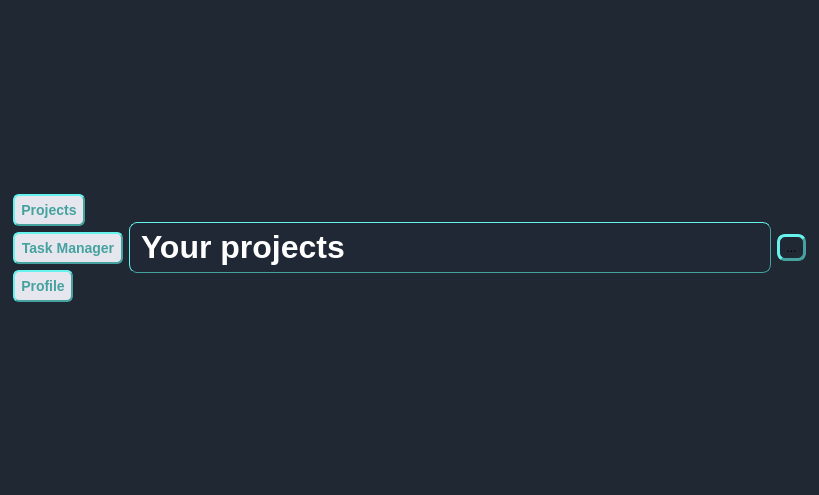
Old version of the form ui/MainWindowProjects.ui in the repository kiozet/TaskManagerWithAI.
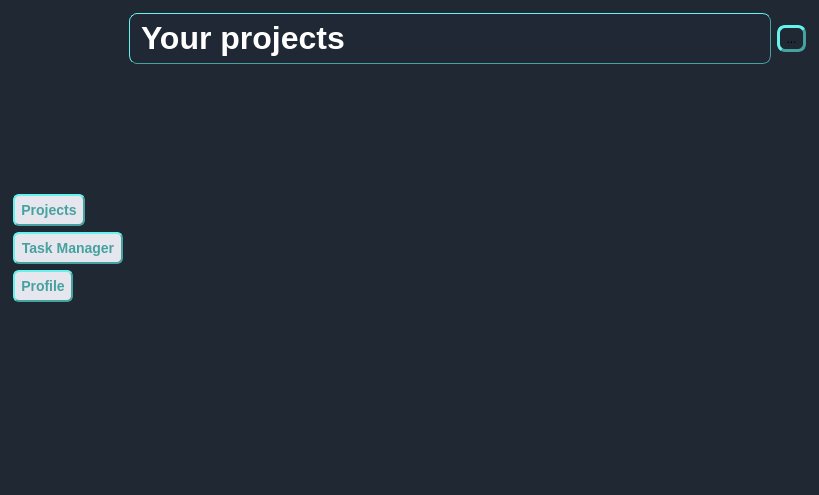
New version of the form. Icons and pictures are not drawn.

Commit message: Place label on top in MainWindowProjects

Diff of the .ui file:
```diff
--- a/ui/MainWindowProjects.ui
+++ b/ui/MainWindowProjects.ui
@@ -51,7 +51,7 @@
   <property name="frameShadow">
    <enum>QFrame::Raised</enum>
   </property>
-  <layout class="QHBoxLayout" name="horizontalLayout">
+  <layout class="QHBoxLayout" name="horizontalLayout_2">
    <item>
     <layout class="QVBoxLayout" name="verticalLayout_6">
      <item>
@@ -206,9 +206,11 @@
     </layout>
    </item>
    <item>
+    <layout class="QVBoxLayout" name="verticalLayout_2">
+     <item>
     <layout class="QVBoxLayout" name="verticalLayout">
      <item>
-      <layout class="QHBoxLayout" name="pe">
+        <layout class="QHBoxLayout" name="horizontalLayout">
        <item>
         <widget class="QLabel" name="your_projects_label">
          <property name="sizePolicy">
@@ -257,6 +259,21 @@
            <normaloff>../../../resourses.qrc/plus.png</normaloff>../../../resourses.qrc/plus.png</iconset>
          </property>
         </widget>
+         </item>
+        </layout>
+       </item>
+       <item>
+        <spacer name="verticalSpacer_3">
+         <property name="orientation">
+          <enum>Qt::Vertical</enum>
+         </property>
+         <property name="sizeHint" stdset="0">
+          <size>
+           <width>20</width>
+           <height>40</height>
+          </size>
+         </property>
+        </spacer>
        </item>
       </layout>
      </item>
```
Lines whose indentation alone changed are shown as unchanged.
